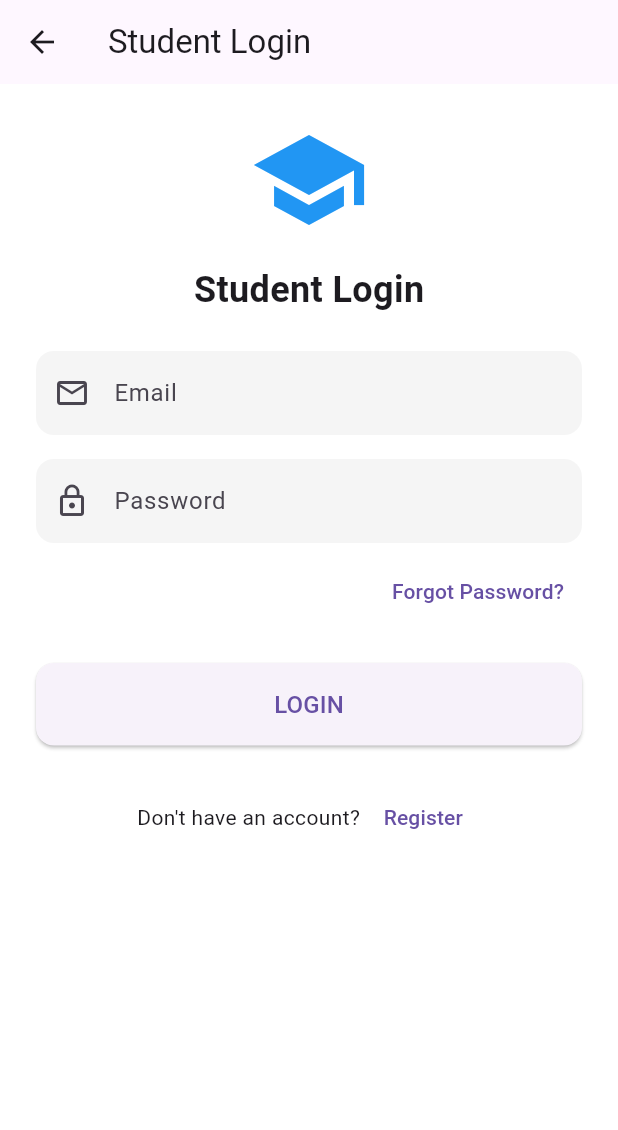
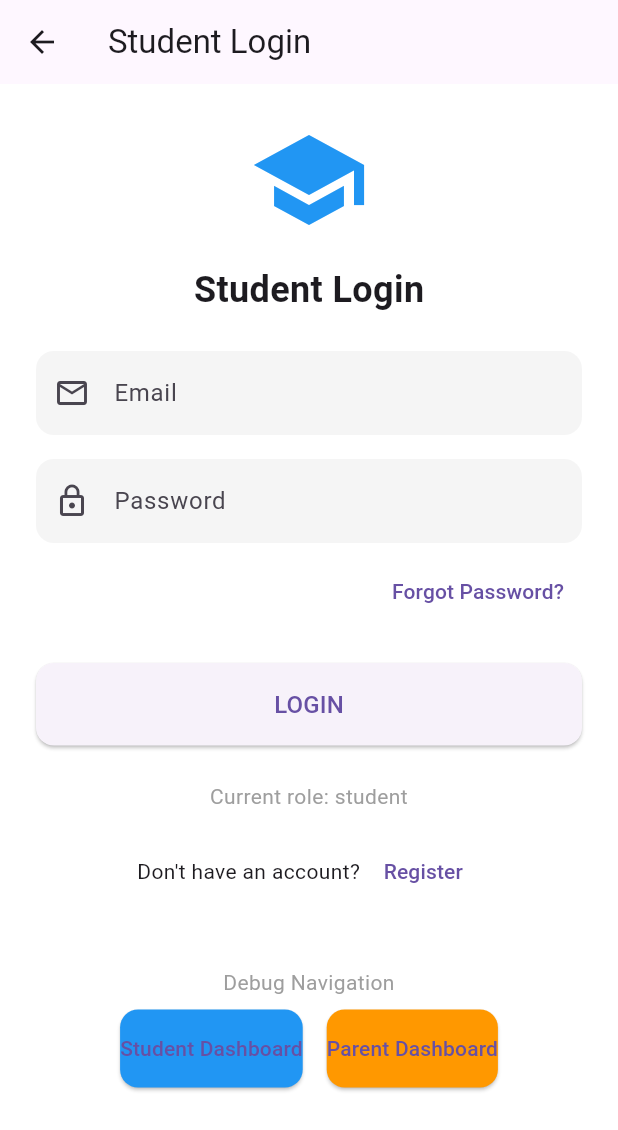
Before and after one commit to sanjaysagar12/edusync, a Flutter app: the screen it shows after launch, after a tap on "Student", on a phone screen of 412 x 824 dp. Shown: the top 1130 px of the screen. Run offline on Flutter 3.47's test engine with Material 3 defaults, Android fonts, the phone set to English and light mode, and no system bars.

Commit message:
updated login to navigate to parent dashboard

```diff
--- a/lib/screens/login_screen.dart
+++ b/lib/screens/login_screen.dart
@@ -98,13 +98,18 @@ class _LoginScreenState extends State<LoginScreen> {
                 ElevatedButton(
                   onPressed: () {
                     if (_formKey.currentState!.validate()) {
-                      // Show success message
+                      // Print role for debugging
+                      print('Current role: ${widget.role}');
+
+                      // Show toast based on role for debugging
                       ScaffoldMessenger.of(context).showSnackBar(
-                        SnackBar(content: Text('$roleTitle login successful')),
+                        SnackBar(content: Text('Attempting to navigate to $roleTitle dashboard')),
                       );
 
-                      // Navigation based on role
+                      // Navigation based on role with delay to ensure snackbar is visible
+                      Future.delayed(const Duration(milliseconds: 500), () {
                         if (widget.role == 'student') {
+                          print('Navigating to Student Dashboard');
                           Navigator.pushReplacement(
                             context,
                             MaterialPageRoute(
@@ -112,19 +117,35 @@ class _LoginScreenState extends State<LoginScreen> {
                             ),
                           );
                         } else if (widget.role == 'parent') {
+                          print('Navigating to Parent Dashboard');
                           Navigator.pushReplacement(
                             context,
                             MaterialPageRoute(
                               builder: (context) => const ParentDashboardScreen(),
                             ),
                           );
+                        } else {
+                          // If role doesn't match expected values, show error
+                          print('Unknown role: ${widget.role}');
+                          ScaffoldMessenger.of(context).showSnackBar(
+                            SnackBar(content: Text('Error: Unknown role "${widget.role}"')),
+                          );
                         }
-                      // You can add conditions for other roles (teacher) here
+                      });
                     }
                   },
                   child: const Text('LOGIN', style: TextStyle(fontSize: 16)),
                 ),
                 const SizedBox(height: 24),
+
+                // Current role indicator for debugging
+                Text(
+                  'Current role: ${widget.role}',
+                  style: TextStyle(color: Colors.grey),
+                  textAlign: TextAlign.center,
+                ),
+
+                const SizedBox(height: 16),
 
                 // Registration link
                 Row(
@@ -141,6 +162,49 @@ class _LoginScreenState extends State<LoginScreen> {
                         );
                       },
                       child: const Text('Register'),
+                    ),
+                  ],
+                ),
+
+                // Debug buttons for direct navigation testing
+                const SizedBox(height: 40),
+                const Text(
+                  'Debug Navigation',
+                  style: TextStyle(color: Colors.grey),
+                  textAlign: TextAlign.center,
+                ),
+                const SizedBox(height: 8),
+                Row(
+                  mainAxisAlignment: MainAxisAlignment.center,
+                  children: [
+                    ElevatedButton(
+                      style: ElevatedButton.styleFrom(
+                        backgroundColor: Colors.blue,
+                      ),
+                      onPressed: () {
+                        Navigator.pushReplacement(
+                          context,
+                          MaterialPageRoute(
+                            builder: (context) => const StudentDashboardScreen(),
+                          ),
+                        );
+                      },
+                      child: const Text('Student Dashboard'),
+                    ),
+                    const SizedBox(width: 16),
+                    ElevatedButton(
+                      style: ElevatedButton.styleFrom(
+                        backgroundColor: Colors.orange,
+                      ),
+                      onPressed: () {
+                        Navigator.pushReplacement(
+                          context,
+                          MaterialPageRoute(
+                            builder: (context) => const ParentDashboardScreen(),
+                          ),
+                        );
+                      },
+                      child: const Text('Parent Dashboard'),
                     ),
                   ],
                 ),
```
Lines whose indentation alone changed are shown as unchanged.
